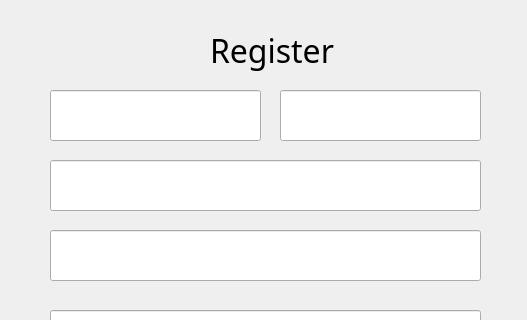
This is product_management_system/register.ui in SanjulaD/prodcut-ms-qtcw as Qt 5 draws it before an edit; both pictures show x 0 to 527 and y 0 to 320 of the 527 by 603 pixel window. The edited form follows.
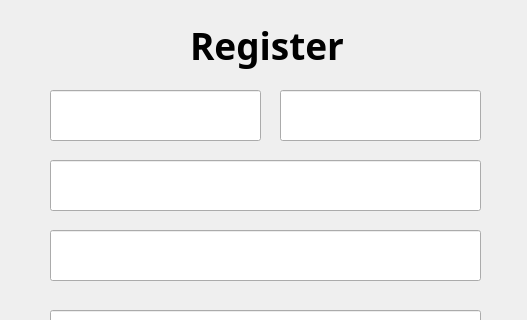
This is the edited form.

Commit message: feat: new styles to login and remove unwanted elements

Patch:
```diff
--- a/product_management_system/register.ui
+++ b/product_management_system/register.ui
@@ -137,25 +137,6 @@
     <string>Signup</string>
    </property>
   </widget>
-  <widget class="QLabel" name="label">
-   <property name="geometry">
-    <rect>
-     <x>210</x>
-     <y>30</y>
-     <width>141</width>
-     <height>41</height>
-    </rect>
-   </property>
-   <property name="font">
-    <font>
-     <family>Poppins</family>
-     <pointsize>24</pointsize>
-    </font>
-   </property>
-   <property name="text">
-    <string>Register</string>
-   </property>
-  </widget>
   <widget class="QLineEdit" name="phonenumber_line">
    <property name="geometry">
     <rect>
@@ -206,6 +187,30 @@
     <string>Login</string>
    </property>
   </widget>
+  <widget class="QLabel" name="label">
+   <property name="geometry">
+    <rect>
+     <x>190</x>
+     <y>20</y>
+     <width>161</width>
+     <height>51</height>
+    </rect>
+   </property>
+   <property name="font">
+    <font>
+     <family>Poppins</family>
+     <pointsize>28</pointsize>
+     <weight>75</weight>
+     <bold>true</bold>
+    </font>
+   </property>
+   <property name="styleSheet">
+    <string notr="true"/>
+   </property>
+   <property name="text">
+    <string>Register</string>
+   </property>
+  </widget>
  </widget>
  <resources/>
  <connections/>
```
The commit also changes 4 other files.
